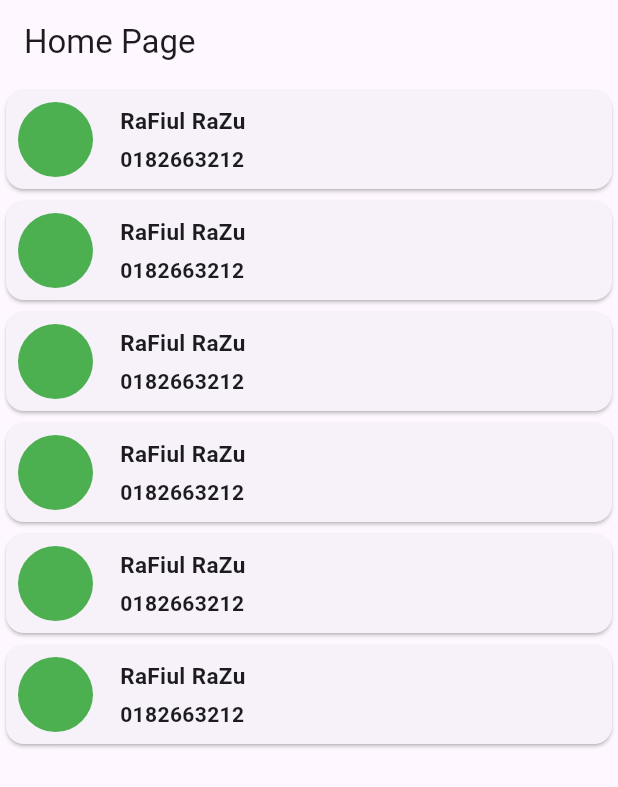
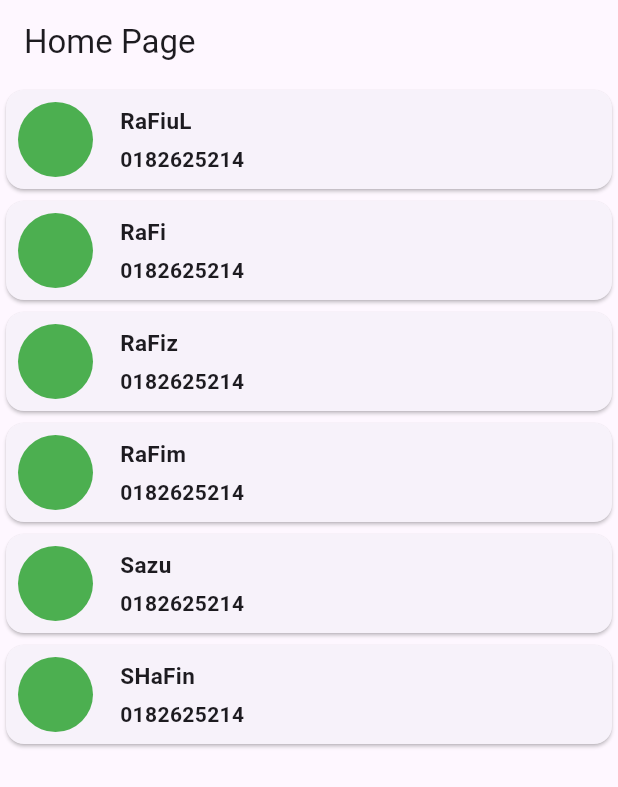
Before and after one commit to RaFiuL-RaZu/app_create2, a Flutter app: the screen it shows after launch, on a phone screen of 412 x 824 dp. Shown: the top 787 px of the screen. Run offline on Flutter 3.47's test engine with Material 3 defaults, Android fonts, the phone set to English and light mode, and no system bars.

Commit message:
innit commit

```diff
--- a/lib/main.dart
+++ b/lib/main.dart
@@ -32,122 +32,12 @@ class HomeScren extends StatelessWidget {
       ),
       body:ListView(
        children: [
-         ContactCard(),
-         Card(
-           child: Row(
-             children: [
-               Padding(
-                 padding: const EdgeInsets.all(8.0),
-                 child: CircleAvatar(
-                   radius: 25,
-                   backgroundColor: Colors.green,
-                 ),
-               ),
-               SizedBox(width: 10,),
-               Column(
-                 crossAxisAlignment: CrossAxisAlignment.start,
-                 children: [
-                   Text("RaFiul RaZu",style: TextStyle(fontSize: 15,fontWeight: FontWeight.w700),),
-                   SizedBox(height: 5),
-                   Text("0182663212",style: TextStyle(fontWeight: FontWeight.w600),),
-                 ],
-               ),
-             ],
-           ),
-
-         ),
-         Card(
-           child: Row(
-             children: [
-               Padding(
-                 padding: const EdgeInsets.all(8.0),
-                 child: CircleAvatar(
-                   radius: 25,
-                   backgroundColor: Colors.green,
-                 ),
-               ),
-               SizedBox(width: 10,),
-               Column(
-                 crossAxisAlignment: CrossAxisAlignment.start,
-                 children: [
-                   Text("RaFiul RaZu",style: TextStyle(fontSize: 15,fontWeight: FontWeight.w700),),
-                   SizedBox(height: 5),
-                   Text("0182663212",style: TextStyle(fontWeight: FontWeight.w600),),
-                 ],
-               ),
-             ],
-           ),
-
-         ),
-         Card(
-           child: Row(
-             children: [
-               Padding(
-                 padding: const EdgeInsets.all(8.0),
-                 child: CircleAvatar(
-                   radius: 25,
-                   backgroundColor: Colors.green,
-                 ),
-               ),
-               SizedBox(width: 10,),
-               Column(
-                 crossAxisAlignment: CrossAxisAlignment.start,
-                 children: [
-                   Text("RaFiul RaZu",style: TextStyle(fontSize: 15,fontWeight: FontWeight.w700),),
-                   SizedBox(height: 5),
-                   Text("0182663212",style: TextStyle(fontWeight: FontWeight.w600),),
-                 ],
-               ),
-             ],
-           ),
-
-         ),
-         Card(
-           child: Row(
-             children: [
-               Padding(
-                 padding: const EdgeInsets.all(8.0),
-                 child: CircleAvatar(
-                   radius: 25,
-                   backgroundColor: Colors.green,
-                 ),
-               ),
-               SizedBox(width: 10,),
-               Column(
-                 crossAxisAlignment: CrossAxisAlignment.start,
-                 children: [
-                   Text("RaFiul RaZu",style: TextStyle(fontSize: 15,fontWeight: FontWeight.w700),),
-                   SizedBox(height: 5),
-                   Text("0182663212",style: TextStyle(fontWeight: FontWeight.w600),),
-                 ],
-               ),
-             ],
-           ),
-
-         ),
-         Card(
-           child: Row(
-             children: [
-               Padding(
-                 padding: const EdgeInsets.all(8.0),
-                 child: CircleAvatar(
-                   radius: 25,
-                   backgroundColor: Colors.green,
-                 ),
-               ),
-               SizedBox(width: 10,),
-               Column(
-                 crossAxisAlignment: CrossAxisAlignment.start,
-                 children: [
-                   Text("RaFiul RaZu",style: TextStyle(fontSize: 15,fontWeight: FontWeight.w700),),
-                   SizedBox(height: 5),
-                   Text("0182663212",style: TextStyle(fontWeight: FontWeight.w600),),
-                 ],
-               ),
-             ],
-           ),
-
-         ),
+         ContactCard(name:'RaFiuL' ,phone: '0182625214',),
+         ContactCard(name:'RaFi' ,phone: '0182625214',),
+         ContactCard(name:'RaFiz' ,phone: '0182625214',),
+         ContactCard(name:'RaFim' ,phone: '0182625214',),
+         ContactCard(name:'Sazu' ,phone: '0182625214',),
+         ContactCard(name:'SHaFin' ,phone: '0182625214',),
        ],
       ),
     );
@@ -156,8 +46,10 @@ class HomeScren extends StatelessWidget {
 
 class ContactCard extends StatelessWidget {
   const ContactCard({
-    Key? key,
+    Key? key,required this.name, required this.phone,
   }) : super(key: key);
+  final String name;
+  final String phone;
 
   @override
   Widget build(BuildContext context) {
@@ -175,9 +67,9 @@ class ContactCard extends StatelessWidget {
           Column(
             crossAxisAlignment: CrossAxisAlignment.start,
             children: [
-              Text("RaFiul RaZu",style: TextStyle(fontSize: 15,fontWeight: FontWeight.w700),),
+              Text(name,style: TextStyle(fontSize: 15,fontWeight: FontWeight.w700),),
               SizedBox(height: 5),
-              Text("0182663212",style: TextStyle(fontWeight: FontWeight.w600),),
+              Text(phone,style: TextStyle(fontWeight: FontWeight.w600),),
             ],
           ),
         ],
```
